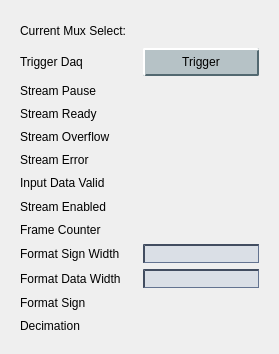
cristinasewell/ATCA_PyDM_Screens, file new_look/channel_settings.ui: the form before one commit.
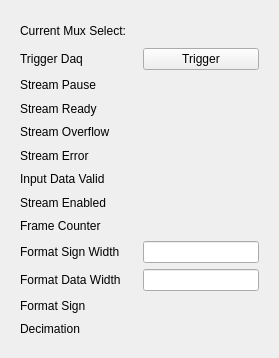
The form after the commit. Custom widgets are drawn as their Qt base class.

What changed in the file:
```diff
--- a/new_look/channel_settings.ui
+++ b/new_look/channel_settings.ui
@@ -7,43 +7,14 @@
     <x>0</x>
     <y>0</y>
     <width>279</width>
-    <height>354</height>
+    <height>358</height>
    </rect>
   </property>
   <property name="windowTitle">
    <string>SCOPE</string>
   </property>
   <property name="styleSheet">
-   <string notr="true">QPushButton {
-    background-color: rgb(182, 194, 198);
-    border-color: rgb(182, 204, 212) rgb(82, 104, 112) rgb(82, 104, 112) rgb(182,204,212);
-    border-style: outset;
-    border-radius: 2px;
-    border-width: 2px; 
-    padding: 5px;
-}
-QPushButton:hover {
-   background-color: rgb(154,170,176);
-}
-QPushButton:pressed {
-    background-color: rgb(104,198,176);
-    border-style: inset;
-    border-width: 3px;
-	border-color: rgb(32,86,73);
-}
-QPushButton:checked{
-    background-color: rgb(104,198,176);
-    border-style: inset;
-    border-width: 3px;
-	border-color: rgb(82, 104, 112)  rgb(182, 204, 212) rgb(182,204,212) rgb(82, 104, 112) ;
-}
-
-QLineEdit {
-  background-color: rgb(218,223,230);
-  border-color: rgb(66,77,96);
-  border-style: inset;
-  border-width: 2px 1px 1px 2px;
-}</string>
+   <string notr="true"/>
   </property>
   <layout class="QHBoxLayout" name="horizontalLayout">
    <item>
```
